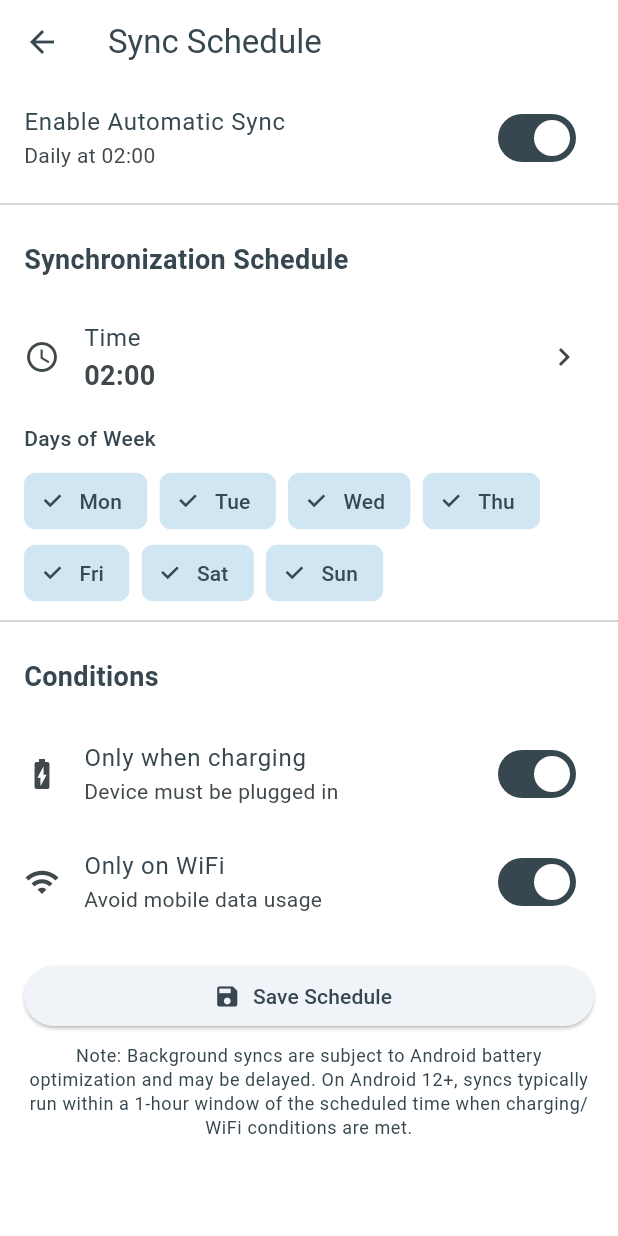
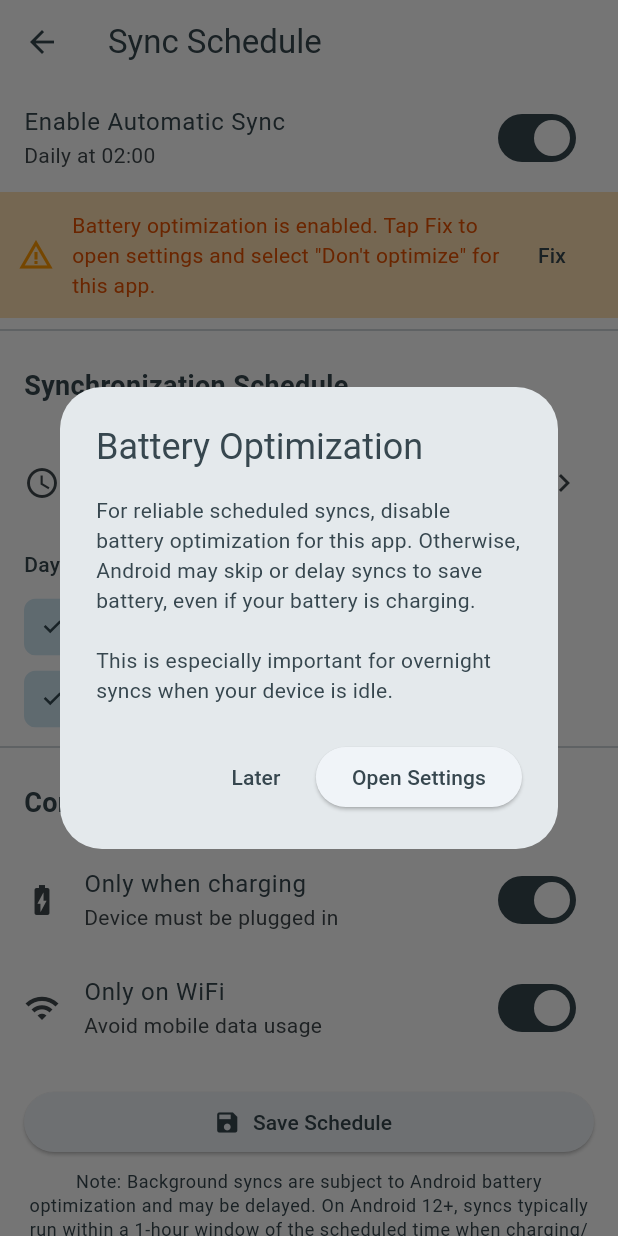
Before and after one commit to jptrsn/owntone-sync, a Flutter app: the ScheduleConfigScreen screen opened directly, after a tap on "Enable Automatic Sync", on a phone screen of 412 x 824 dp. Run offline on Flutter 3.47's test engine with Material 3 defaults, Android fonts, the phone set to English and light mode, and no system bars; our stand-ins replace dio, logger, permission_handler, shared_preferences, sqflite; missing offline and left inert: audiotags, workmanager; accounts and stored records are empty.

Commit message:
prompt for optimization check

```diff
--- a/lib/presentation/providers/sync_provider.dart
+++ b/lib/presentation/providers/sync_provider.dart
@@ -40,6 +40,8 @@ class SyncProvider extends ChangeNotifier {
   bool _isCancelling = false;
   SyncSchedule _syncSchedule = SyncSchedule();
   bool _eventTrackingEnabled = false;
+  bool _isBatteryOptimizationDisabled = false;
+  DateTime? _missedSyncTime;
 
   // Getters
   String get serverUrl => _serverUrl;
@@ -55,6 +57,8 @@ class SyncProvider extends ChangeNotifier {
   bool get isCancelling => _isCancelling;
   SyncSchedule get syncSchedule => _syncSchedule;
   bool get eventTrackingEnabled => _eventTrackingEnabled;
+  bool get isBatteryOptimizationDisabled => _isBatteryOptimizationDisabled;
+  DateTime? get missedSyncTime => _missedSyncTime;
 
   SyncProvider() {
     _initialize();
@@ -92,6 +96,12 @@ class SyncProvider extends ChangeNotifier {
     // Load cached playlist metadata
     await fetchPlaylists();
 
+    // Check battery optimization status
+    await checkBatteryOptimization();
+
+    // Check for missed syncs
+    _missedSyncTime = await checkForMissedSync();
+
     // Load event tracking preference (premium only)
     _eventTrackingEnabled = prefs.getBool('event_tracking_enabled') ?? false;
     logger.i('Event tracking preference loaded: $_eventTrackingEnabled');
@@ -128,6 +138,7 @@ class SyncProvider extends ChangeNotifier {
     notifyListeners();
   }
 
+  /// Clear server-specific settings and allow user to set up fresh
   Future<void> resetAppData({required bool deleteFiles}) async {
     if (_dbRepo == null || _fileRepo == null) {
       throw Exception('Repositories not initialized');
@@ -384,6 +395,68 @@ class SyncProvider extends ChangeNotifier {
     notifyListeners();
   }
 
+  /// Check for missed background syncs that did not execute as scheduled
+  Future<DateTime?> checkForMissedSync() async {
+    if (!_syncSchedule.enabled) {
+      return null;
+    }
+
+    final prefs = await SharedPreferences.getInstance();
+    final expectedSyncStr = prefs.getString('expected_next_sync');
+
+    if (expectedSyncStr == null) {
+      return null;
+    }
+
+    final expectedSyncMs = int.tryParse(expectedSyncStr);
+    if (expectedSyncMs == null) {
+      return null;
+    }
+
+    final expectedTime = DateTime.fromMillisecondsSinceEpoch(expectedSyncMs);
+    final now = DateTime.now();
+
+    // If expected time hasn't passed yet, no missed sync
+    if (now.isBefore(expectedTime)) {
+      return null;
+    }
+
+    // Give a 2-hour grace period for WorkManager delays
+    final gracePeriod = expectedTime.add(const Duration(hours: 2));
+    if (now.isBefore(gracePeriod)) {
+      return null;
+    }
+
+    // Check if a sync actually ran after the expected time
+    if (_dbRepo != null) {
+      final history = await _dbRepo!.getSyncHistory(limit: 1);
+      if (history.isNotEmpty) {
+        final lastSync = history.first;
+        final lastSyncTime = DateTime.fromMillisecondsSinceEpoch(
+          lastSync.timestamp,
+        );
+
+        // If a sync ran after the expected time, it didn't miss
+        if (lastSyncTime.isAfter(expectedTime)) {
+          // Clear the expected time since we've moved past it
+          await prefs.remove('expected_next_sync');
+          return null;
+        }
+      }
+    }
+
+    logger.w('Possible missed sync detected. Expected: $expectedTime');
+    return expectedTime;
+  }
+
+  /// Hide warning about missed sync
+  Future<void> dismissMissedSyncWarning() async {
+    _missedSyncTime = null;
+    final prefs = await SharedPreferences.getInstance();
+    await prefs.remove('expected_next_sync');
+    notifyListeners();
+  }
+
   /// Load playlists from local cache
   Future<void> _loadPlaylistsFromCache() async {
     if (_dbRepo == null) return;
@@ -406,6 +479,7 @@ class SyncProvider extends ChangeNotifier {
     }).toList();
   }
 
+  /// Save user-selected playlists to include in sync
   Future<void> _saveSelectedPlaylists() async {
     final prefs = await SharedPreferences.getInstance();
     await prefs.setStringList(
@@ -450,7 +524,6 @@ class SyncProvider extends ChangeNotifier {
   }
 
   /// Start sync
-  /// Start sync (triggers background worker)
   Future<void> startSync() async {
     if (!_hasStoragePermission) {
       _lastError = 'Storage permission not granted';
@@ -487,7 +560,6 @@ class SyncProvider extends ChangeNotifier {
     }
   }
 
-  // Keep permission check methods (they open Android settings)
   Future<bool> checkEventTrackingPermission() async {
     try {
       // Just check Android settings, no EventTracker service needed
@@ -521,7 +593,6 @@ class SyncProvider extends ChangeNotifier {
     }
   }
 
-  // Simplify toggle - just save to SharedPreferences
   Future<void> setEventTracking(bool enabled) async {
     _eventTrackingEnabled = enabled;
     final prefs = await SharedPreferences.getInstance();
@@ -530,4 +601,37 @@ class SyncProvider extends ChangeNotifier {
     logger.i('Event tracking ${enabled ? "enabled" : "disabled"}');
     notifyListeners();
   }
+
+  Future<bool> checkBatteryOptimization() async {
+    try {
+      const channel = MethodChannel('dev.educoder.owntone_sync/events');
+      final result = await channel.invokeMethod<bool>(
+        'isBatteryOptimizationDisabled',
+      );
+      _isBatteryOptimizationDisabled = result ?? false;
+      notifyListeners();
+      return _isBatteryOptimizationDisabled;
+    } catch (e) {
+      logger.e('Error checking battery optimization', error: e);
+      return false;
+    }
+  }
+
+  Future<void> requestBatteryOptimizationExemption() async {
+    try {
+      logger.i('Requesting battery optimization exemption');
+      const channel = MethodChannel('dev.educoder.owntone_sync/events');
+      final result = await channel.invokeMethod(
+        'requestBatteryOptimizationExemption',
+      );
+      logger.i('Battery optimization exemption result: $result');
+      _isBatteryOptimizationDisabled = true;
+    } catch (e, stackTrace) {
+      logger.e(
+        'Error requesting battery optimization exemption',
+        error: e,
+        stackTrace: stackTrace,
+      );
+    }
+  }
 }
--- a/lib/presentation/screens/schedule_config_screen.dart
+++ b/lib/presentation/screens/schedule_config_screen.dart
@@ -41,6 +41,38 @@ class _ScheduleConfigScreenState extends State<ScheduleConfigScreen> {
     }
   }
 
+  Future<void> _checkAndPromptBatteryOptimization() async {
+    final provider = context.read<SyncProvider>();
+    await provider.checkBatteryOptimization();
+
+    if (!provider.isBatteryOptimizationDisabled && mounted) {
+      showDialog(
+        context: context,
+        builder: (context) => AlertDialog(
+          title: const Text('Battery Optimization'),
+          content: const Text(
+            'For reliable scheduled syncs, disable battery optimization for this app. '
+            'Otherwise, Android may skip or delay syncs to save battery, even if your battery is charging.\n\n'
+            'This is especially important for overnight syncs when your device is idle.',
+          ),
+          actions: [
+            TextButton(
+              onPressed: () => Navigator.of(context).pop(),
+              child: const Text('Later'),
+            ),
+            ElevatedButton(
+              onPressed: () async {
+                Navigator.of(context).pop();
+                await provider.requestBatteryOptimizationExemption();
+              },
+              child: const Text('Open Settings'),
+            ),
+          ],
+        ),
+      );
+    }
+  }
+
   @override
   Widget build(BuildContext context) {
     return Scaffold(
@@ -59,10 +91,72 @@ class _ScheduleConfigScreenState extends State<ScheduleConfigScreen> {
               setState(() {
                 _schedule = _schedule.copyWith(enabled: value);
               });
+              if (value) {
+                _checkAndPromptBatteryOptimization();
+              }
+            },
+          ),
+          Consumer<SyncProvider>(
+            builder: (context, provider, child) {
+              if (_schedule.enabled &&
+                  !provider.isBatteryOptimizationDisabled) {
+                return Container(
+                  color: Colors.orange.shade100,
+                  padding: const EdgeInsets.all(12),
+                  child: Row(
+                    children: [
+                      const Icon(Icons.warning_amber, color: Colors.orange),
+                      const SizedBox(width: 12),
+                      Expanded(
+                        child: Text(
+                          'Battery optimization is enabled. Tap Fix to open settings and select "Don\'t optimize" for this app.',
+                          style: TextStyle(color: Colors.orange.shade900),
+                        ),
+                      ),
+                      TextButton(
+                        onPressed: () =>
+                            provider.requestBatteryOptimizationExemption(),
+                        child: const Text('Fix'),
+                      ),
+                    ],
+                  ),
+                );
+              }
+              return const SizedBox.shrink();
+            },
+          ),
+          Consumer<SyncProvider>(
+            builder: (context, provider, child) {
+              if (provider.missedSyncTime != null) {
+                final missed = provider.missedSyncTime!;
+                final formatted =
+                    '${missed.day}/${missed.month} at ${missed.hour.toString().padLeft(2, '0')}:${missed.minute.toString().padLeft(2, '0')}';
+                return Container(
+                  color: Colors.red.shade100,
+                  padding: const EdgeInsets.all(12),
+                  child: Row(
+                    children: [
+                      const Icon(Icons.error_outline, color: Colors.red),
+                      const SizedBox(width: 12),
+                      Expanded(
+                        child: Text(
+                          'Scheduled sync at $formatted may have been skipped. Check battery settings.',
+                          style: TextStyle(color: Colors.red.shade900),
+                        ),
+                      ),
+                      IconButton(
+                        icon: const Icon(Icons.close, size: 18),
+                        color: Colors.red.shade700,
+                        onPressed: () => provider.dismissMissedSyncWarning(),
+                      ),
+                    ],
+                  ),
+                );
+              }
+              return const SizedBox.shrink();
             },
           ),
           const Divider(),
-
           const Padding(
             padding: EdgeInsets.all(16.0),
             child: Text(
```
Also changed, not shown: 2 other files.
